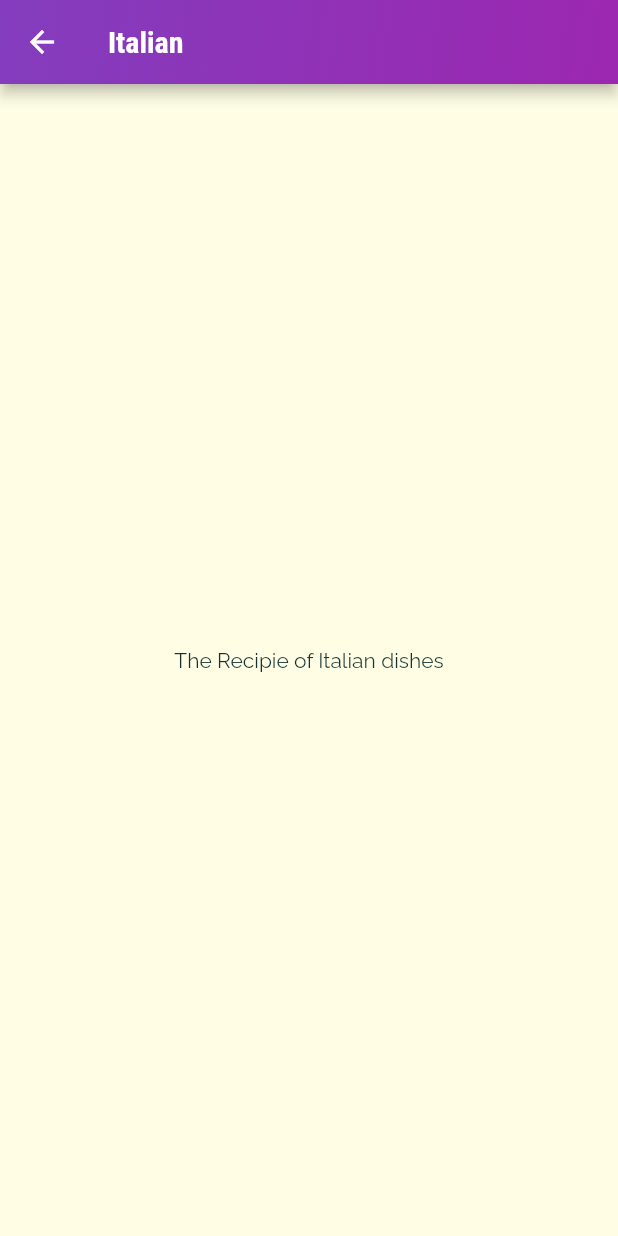
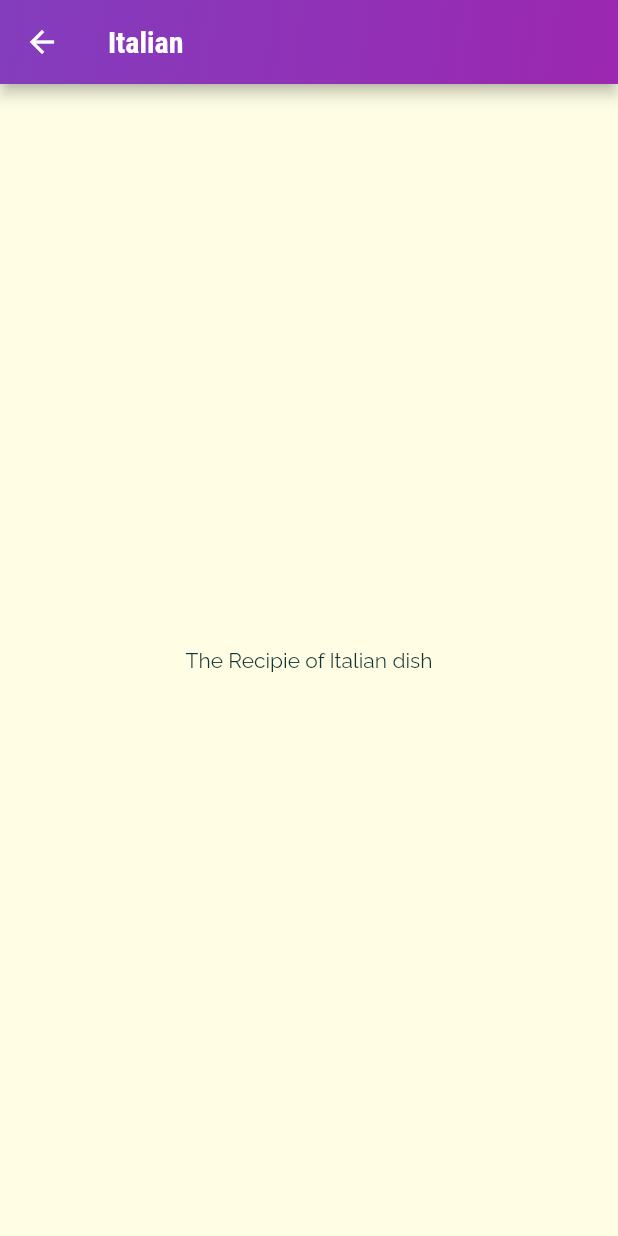
Before and after one commit to pranjalchaplot/meals_pro, a Flutter app: the screen it shows after launch, after a tap on "Italian", on a phone screen of 412 x 824 dp. Run offline on Flutter 3.47's test engine with Material 2 defaults, Android fonts, the phone set to English and light mode, and no system bars.

Commit message:
update meals text

```diff
--- a/lib/screens/category_meals_screen.dart
+++ b/lib/screens/category_meals_screen.dart
@@ -24,7 +24,7 @@ class CategoryMealsScreen extends StatelessWidget {
         ),
       ),
       body: Center(
-        child: Text('The Recipie of $categoryTitle dishes'),
+        child: Text('The Recipie of $categoryTitle dish'),
       ),
     );
   }
```
